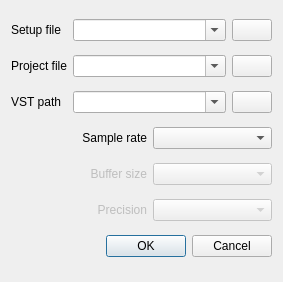
First picture: the form in src/vstboard/views/configdialog.ui, repository rbarreiros/vstboard, before the edit.
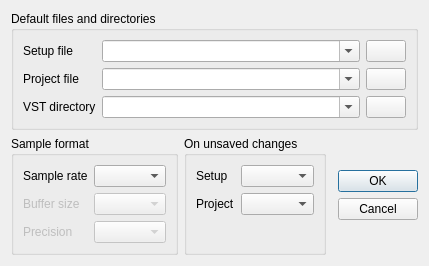
Second picture: the form after the edit. Icons and pictures are not drawn.

Commit message: hostcontroler load with the current tempo and program mididevice correctly deleted avoid program change when a message prompt is displayed fixed prog & group deletion project & setup autosave mode in config dialog

```diff
--- a/src/vstboard/views/configdialog.ui
+++ b/src/vstboard/views/configdialog.ui
@@ -6,16 +6,34 @@
    <rect>
     <x>0</x>
     <y>0</y>
-    <width>283</width>
-    <height>282</height>
+    <width>392</width>
+    <height>252</height>
    </rect>
   </property>
+  <property name="sizePolicy">
+   <sizepolicy hsizetype="Preferred" vsizetype="Fixed">
+    <horstretch>0</horstretch>
+    <verstretch>0</verstretch>
+   </sizepolicy>
+  </property>
   <property name="windowTitle">
    <string>Config</string>
   </property>
   <property name="locale">
    <locale language="English" country="UnitedStates"/>
   </property>
+  <layout class="QGridLayout" name="gridLayout_2">
+   <item row="1" column="1" colspan="4">
+    <widget class="QGroupBox" name="groupBox">
+     <property name="sizePolicy">
+      <sizepolicy hsizetype="Preferred" vsizetype="Fixed">
+       <horstretch>0</horstretch>
+       <verstretch>0</verstretch>
+      </sizepolicy>
+     </property>
+     <property name="title">
+      <string>Default files and directories</string>
+     </property>
   <layout class="QGridLayout" name="gridLayout">
    <item row="0" column="0">
     <widget class="QLabel" name="label_3">
@@ -28,12 +46,9 @@
      <property name="text">
       <string>Setup file</string>
      </property>
-     <property name="alignment">
-      <set>Qt::AlignRight|Qt::AlignTrailing|Qt::AlignVCenter</set>
-     </property>
-    </widget>
-   </item>
-   <item row="0" column="1" colspan="2">
+       </widget>
+      </item>
+      <item row="0" column="1">
     <widget class="QComboBox" name="defaultSetup">
      <property name="sizePolicy">
       <sizepolicy hsizetype="Ignored" vsizetype="Fixed">
@@ -46,7 +61,7 @@
      </property>
     </widget>
    </item>
-   <item row="0" column="3">
+      <item row="0" column="2">
     <widget class="QPushButton" name="browseSetup">
      <property name="sizePolicy">
       <sizepolicy hsizetype="Fixed" vsizetype="Fixed">
@@ -77,12 +92,9 @@
      <property name="text">
       <string>Project file</string>
      </property>
-     <property name="alignment">
-      <set>Qt::AlignRight|Qt::AlignTrailing|Qt::AlignVCenter</set>
-     </property>
-    </widget>
-   </item>
-   <item row="1" column="1" colspan="2">
+       </widget>
+      </item>
+      <item row="1" column="1">
     <widget class="QComboBox" name="defaultProject">
      <property name="sizePolicy">
       <sizepolicy hsizetype="Ignored" vsizetype="Fixed">
@@ -95,7 +107,7 @@
      </property>
     </widget>
    </item>
-   <item row="1" column="3">
+      <item row="1" column="2">
     <widget class="QPushButton" name="browseProject">
      <property name="sizePolicy">
       <sizepolicy hsizetype="Fixed" vsizetype="Fixed">
@@ -124,14 +136,11 @@
       </sizepolicy>
      </property>
      <property name="text">
-      <string>VST path</string>
-     </property>
-     <property name="alignment">
-      <set>Qt::AlignRight|Qt::AlignTrailing|Qt::AlignVCenter</set>
+         <string>VST directory</string>
      </property>
     </widget>
    </item>
-   <item row="2" column="1" colspan="2">
+      <item row="2" column="1">
     <widget class="QComboBox" name="defaultVstPath">
      <property name="sizePolicy">
       <sizepolicy hsizetype="Ignored" vsizetype="Fixed">
@@ -144,7 +153,7 @@
      </property>
     </widget>
    </item>
-   <item row="2" column="3">
+      <item row="2" column="2">
     <widget class="QPushButton" name="browseVst">
      <property name="sizePolicy">
       <sizepolicy hsizetype="Fixed" vsizetype="Fixed">
@@ -164,20 +173,32 @@
      </property>
     </widget>
    </item>
-   <item row="3" column="0" colspan="2">
+     </layout>
+    </widget>
+   </item>
+   <item row="2" column="1">
+    <widget class="QGroupBox" name="groupBox_2">
+     <property name="sizePolicy">
+      <sizepolicy hsizetype="Fixed" vsizetype="Expanding">
+       <horstretch>0</horstretch>
+       <verstretch>0</verstretch>
+      </sizepolicy>
+     </property>
+     <property name="title">
+      <string>Sample format</string>
+     </property>
+     <layout class="QFormLayout" name="formLayout_2">
+      <item row="0" column="0">
     <widget class="QLabel" name="label_4">
      <property name="text">
       <string>Sample rate</string>
      </property>
-     <property name="alignment">
-      <set>Qt::AlignRight|Qt::AlignTrailing|Qt::AlignVCenter</set>
-     </property>
-    </widget>
-   </item>
-   <item row="3" column="2" colspan="2">
+       </widget>
+      </item>
+      <item row="0" column="1">
     <widget class="QComboBox" name="sampleRate"/>
    </item>
-   <item row="4" column="0" colspan="2">
+      <item row="2" column="0">
     <widget class="QLabel" name="label_5">
      <property name="enabled">
       <bool>false</bool>
@@ -185,19 +206,16 @@
      <property name="text">
       <string>Buffer size</string>
      </property>
-     <property name="alignment">
-      <set>Qt::AlignRight|Qt::AlignTrailing|Qt::AlignVCenter</set>
-     </property>
-    </widget>
-   </item>
-   <item row="4" column="2" colspan="2">
+       </widget>
+      </item>
+      <item row="2" column="1">
     <widget class="QComboBox" name="bufferSize">
      <property name="enabled">
       <bool>false</bool>
      </property>
     </widget>
    </item>
-   <item row="5" column="0" colspan="2">
+      <item row="3" column="0">
     <widget class="QLabel" name="label_6">
      <property name="enabled">
       <bool>false</bool>
@@ -205,28 +223,86 @@
      <property name="text">
       <string>Precision</string>
      </property>
-     <property name="alignment">
-      <set>Qt::AlignRight|Qt::AlignTrailing|Qt::AlignVCenter</set>
-     </property>
-    </widget>
-   </item>
-   <item row="5" column="2" colspan="2">
+       </widget>
+      </item>
+      <item row="3" column="1">
     <widget class="QComboBox" name="samplePrecision">
      <property name="enabled">
       <bool>false</bool>
      </property>
     </widget>
    </item>
-   <item row="6" column="0" colspan="4">
+     </layout>
+    </widget>
+   </item>
+   <item row="2" column="2">
+    <widget class="QGroupBox" name="groupBox_3">
+     <property name="sizePolicy">
+      <sizepolicy hsizetype="Fixed" vsizetype="Expanding">
+       <horstretch>0</horstretch>
+       <verstretch>0</verstretch>
+      </sizepolicy>
+     </property>
+     <property name="title">
+      <string>On unsaved changes</string>
+     </property>
+     <layout class="QFormLayout" name="formLayout">
+      <item row="0" column="0">
+       <widget class="QLabel" name="label_7">
+        <property name="text">
+         <string>Setup</string>
+        </property>
+       </widget>
+      </item>
+      <item row="0" column="1">
+       <widget class="QComboBox" name="onUnsavedSetup">
+        <property name="frame">
+         <bool>true</bool>
+        </property>
+       </widget>
+      </item>
+      <item row="1" column="0">
+       <widget class="QLabel" name="label_8">
+        <property name="text">
+         <string>Project</string>
+        </property>
+       </widget>
+      </item>
+      <item row="1" column="1">
+       <widget class="QComboBox" name="onUnsavedProject"/>
+      </item>
+     </layout>
+    </widget>
+   </item>
+   <item row="2" column="4">
     <widget class="QDialogButtonBox" name="buttonBox">
+     <property name="sizePolicy">
+      <sizepolicy hsizetype="Fixed" vsizetype="Fixed">
+       <horstretch>0</horstretch>
+       <verstretch>0</verstretch>
+      </sizepolicy>
+     </property>
      <property name="orientation">
-      <enum>Qt::Horizontal</enum>
+      <enum>Qt::Vertical</enum>
      </property>
      <property name="standardButtons">
       <set>QDialogButtonBox::Cancel|QDialogButtonBox::Ok</set>
      </property>
     </widget>
    </item>
+   <item row="2" column="3">
+    <spacer name="horizontalSpacer">
+     <property name="orientation">
+      <enum>Qt::Horizontal</enum>
+     </property>
+     <property name="sizeHint" stdset="0">
+      <size>
+       <width>40</width>
+       <height>20</height>
+      </size>
+     </property>
+    </spacer>
+   </item>
   </layout>
  </widget>
  <resources>
```
Lines whose indentation alone changed are shown as unchanged. The commit also changes 22 other files.
